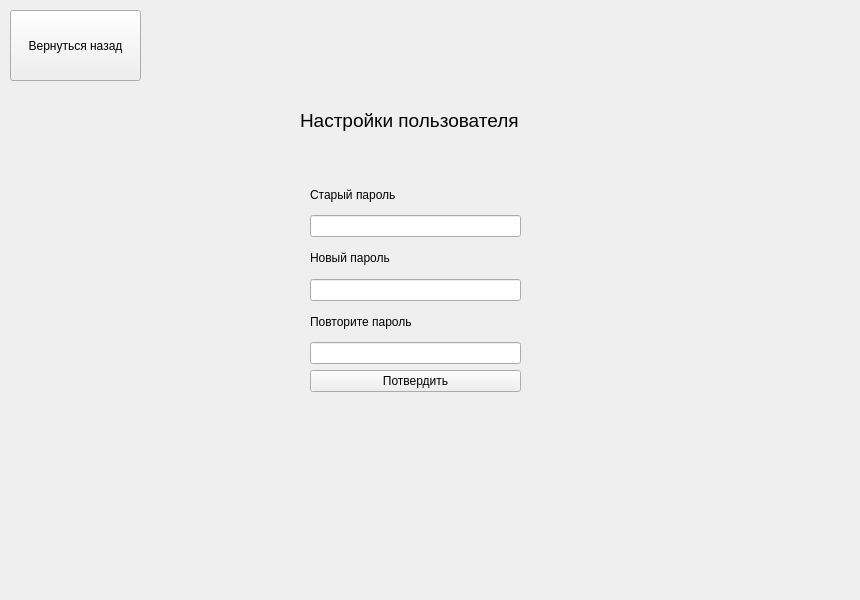
The window that gui/project/src/settings/passwordsettingswindow.ui (cpp-park-vk-education/2023_1_HAC) describes before a commit, drawn with Qt 5.
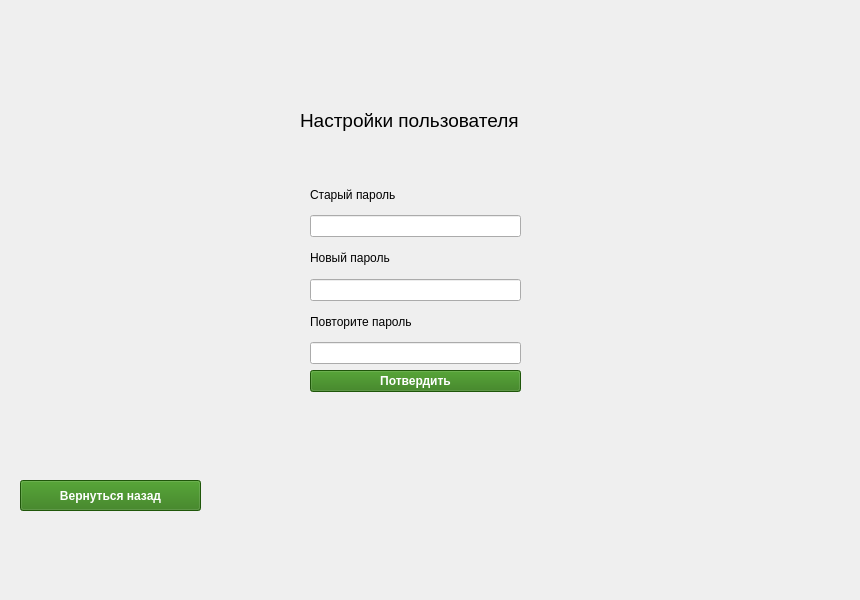
The same window after the commit.

Commit message: Color buttoms

```diff
--- a/gui/project/src/settings/passwordsettingswindow.ui
+++ b/gui/project/src/settings/passwordsettingswindow.ui
@@ -16,12 +16,28 @@
   <widget class="QPushButton" name="btnReturn">
    <property name="geometry">
     <rect>
-     <x>10</x>
-     <y>10</y>
-     <width>131</width>
-     <height>71</height>
+     <x>20</x>
+     <y>480</y>
+     <width>181</width>
+     <height>31</height>
     </rect>
    </property>
+   <property name="font">
+    <font>
+     <weight>75</weight>
+     <bold>true</bold>
+    </font>
+   </property>
+   <property name="styleSheet">
+    <string notr="true">QPushButton {
+    background-color:  rgb(44, 120, 14);
+	color: rgb(255, 255, 255);
+}
+
+QPushButton:pressed {
+    background-color:  rgb(32, 87, 10);
+}</string>
+   </property>
    <property name="text">
     <string>Вернуться назад</string>
    </property>
@@ -38,6 +54,22 @@
    <layout class="QGridLayout" name="gridLayout_2">
     <item row="6" column="0">
      <widget class="QPushButton" name="btnEnter">
+      <property name="font">
+       <font>
+        <weight>75</weight>
+        <bold>true</bold>
+       </font>
+      </property>
+      <property name="styleSheet">
+       <string notr="true">QPushButton {
+    background-color:  rgb(44, 120, 14);
+	color: rgb(255, 255, 255);
+}
+
+QPushButton:pressed {
+    background-color:  rgb(32, 87, 10);
+}</string>
+      </property>
       <property name="text">
        <string>Потвердить</string>
       </property>
```
The commit also changes 10 other files.
